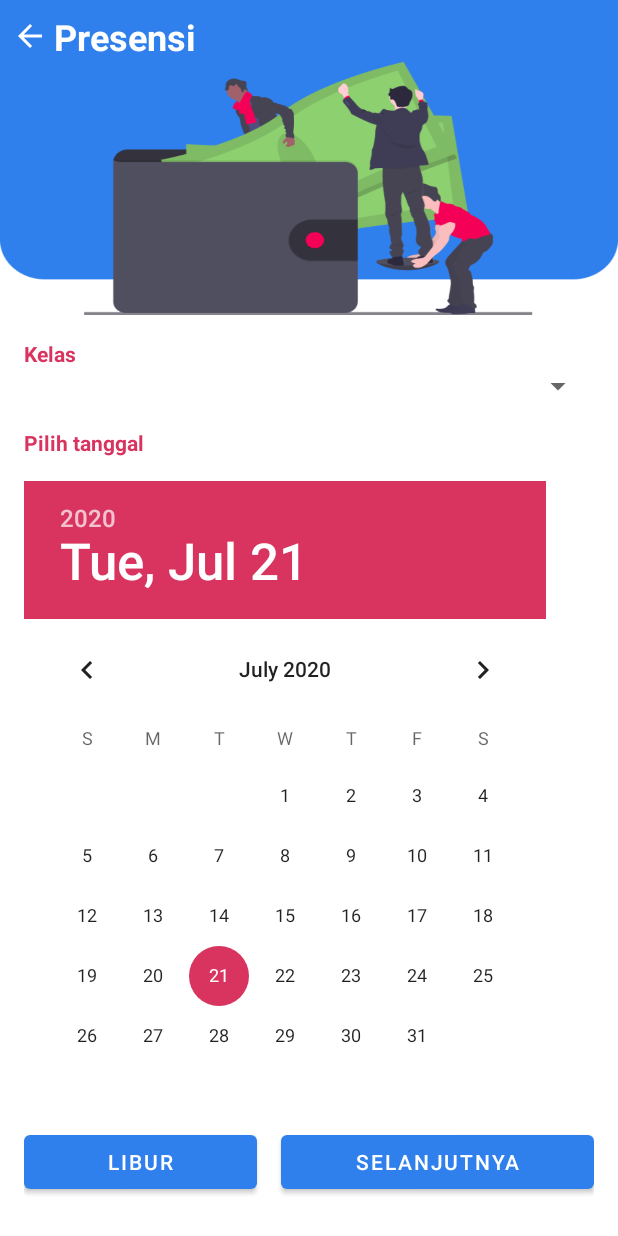
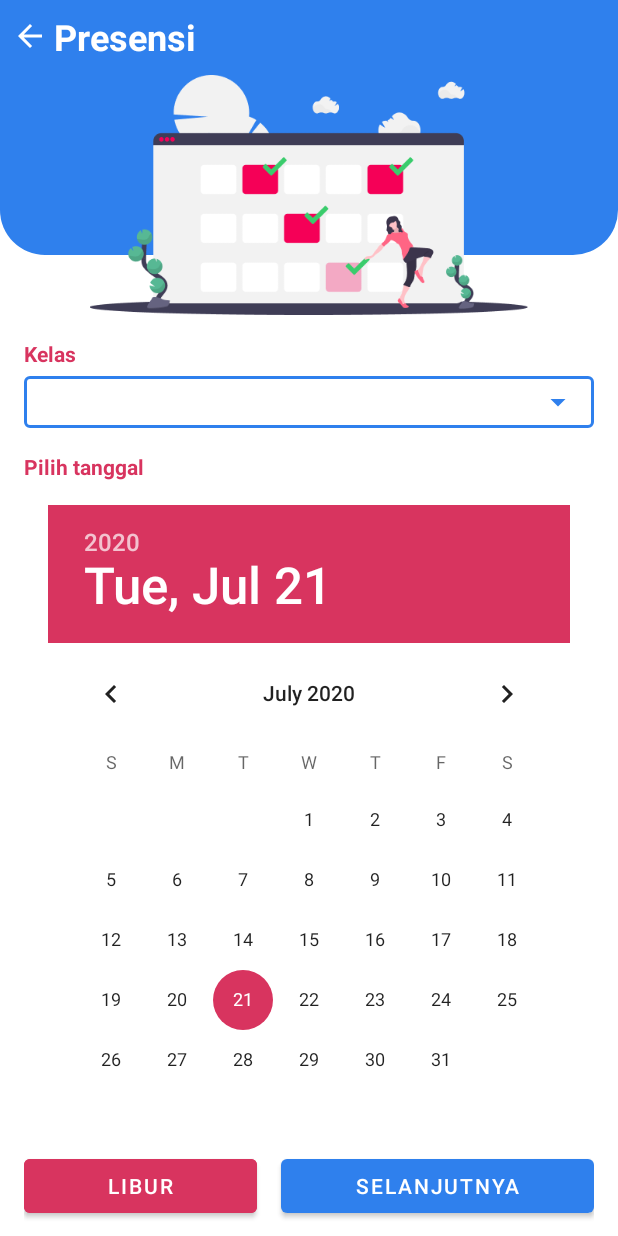
Before and after one commit to alifandartaa/KiddleApp, an Android app: the screen it shows after launch (PresensiActivity), on a phone screen of 412 x 824 dp. Run offline under Robolectric (Android 15) with nearby library versions, the phone set to English and light mode, and no system bars.

Commit message:
perbaikan layout presensi dan detail presensi

```diff
--- a/app/src/main/java/com/example/kiddleapp/Presensi/PresensiActivity.kt
+++ b/app/src/main/java/com/example/kiddleapp/Presensi/PresensiActivity.kt
@@ -2,7 +2,10 @@ package com.example.kiddleapp.Presensi
 
 import android.content.Intent
 import android.os.Bundle
+import android.widget.ArrayAdapter
+import android.widget.AutoCompleteTextView
 import androidx.appcompat.app.AppCompatActivity
+import com.example.kiddleapp.MainActivity
 import com.example.kiddleapp.R
 import kotlinx.android.synthetic.main.activity_presensi.*
 
@@ -16,6 +19,15 @@ class PresensiActivity : AppCompatActivity() {
             startActivity(intent)
         }
 
+        ic_back_presensi.setOnClickListener {
+            startActivity(Intent(this@PresensiActivity, MainActivity::class.java))
+        }
+        //adapter untuk dropdown presensi
+        val items = listOf("Bintang Kecil", "Bintang Besar", "Bulan Kecil", "Bulan Besar")
+        val adapter = ArrayAdapter(this, R.layout.dropdown_text, items)
+        (dropdown_kelas_presensi.editText as? AutoCompleteTextView)?.setAdapter(adapter)
+
+
         supportActionBar?.hide()
     }
 }
--- /dev/null
+++ b/app/src/main/res/drawable/top_blue_box.xml
@@ -0,0 +1,11 @@
+<?xml version="1.0" encoding="utf-8"?>
+<shape xmlns:android="http://schemas.android.com/apk/res/android"
+    android:shape="rectangle">
+
+    <corners
+        android:bottomLeftRadius="30dp"
+        android:bottomRightRadius="30dp" />
+
+    <solid android:color="@color/colorPrimary" />
+
+</shape>
--- a/app/src/main/res/layout/activity_presensi.xml
+++ b/app/src/main/res/layout/activity_presensi.xml
@@ -18,14 +18,25 @@
             app:layout_constraintStart_toStartOf="parent"
             app:layout_constraintTop_toTopOf="parent">
 
+            <View
+                android:id="@+id/view3"
+                android:layout_width="match_parent"
+                android:layout_height="match_parent"
+                android:layout_marginBottom="40dp"
+                android:background="@drawable/top_blue_box"
+                app:layout_constraintEnd_toEndOf="parent"
+                app:layout_constraintStart_toStartOf="parent" />
+
             <ImageView
                 android:id="@+id/iv_presensi"
                 android:layout_width="match_parent"
-                android:layout_height="match_parent"
-                android:scaleType="fitXY"
-                android:src="@drawable/background_spp" />
+                android:layout_height="wrap_content"
+                android:layout_marginTop="30dp"
+                android:paddingTop="20dp"
+                android:src="@drawable/ilustrasi_presensi" />
 
             <ImageView
+                android:id="@+id/ic_back_presensi"
                 android:layout_width="wrap_content"
                 android:layout_height="wrap_content"
                 android:layout_marginStart="8dp"
@@ -56,14 +67,25 @@
             app:layout_constraintStart_toStartOf="parent"
             app:layout_constraintTop_toBottomOf="@id/fl_banner_presensi" />
 
-        <Spinner
-            android:id="@+id/sp_kelas_presensi"
+        <com.google.android.material.textfield.TextInputLayout
+            android:id="@+id/dropdown_kelas_presensi"
+            style="@style/Widget.MaterialComponents.TextInputLayout.OutlinedBox.ExposedDropdownMenu"
             android:layout_width="match_parent"
-            android:layout_height="wrap_content"
+            android:layout_height="40dp"
             android:layout_marginHorizontal="16dp"
             app:layout_constraintEnd_toEndOf="parent"
             app:layout_constraintStart_toStartOf="parent"
-            app:layout_constraintTop_toBottomOf="@id/tv_kelas_presensi" />
+            app:layout_constraintTop_toBottomOf="@id/tv_kelas_presensi">
+
+            <AutoCompleteTextView
+                android:layout_width="match_parent"
+                android:layout_height="wrap_content"
+                android:inputType="none"
+                android:paddingTop="4dp"
+                android:paddingBottom="4dp"
+                android:textSize="14sp" />
+
+        </com.google.android.material.textfield.TextInputLayout>
 
         <com.google.android.material.textview.MaterialTextView
             android:id="@+id/tv_tanggal_presensi"
@@ -76,13 +98,12 @@
             android:textStyle="bold"
             app:layout_constraintEnd_toEndOf="parent"
             app:layout_constraintStart_toStartOf="parent"
-            app:layout_constraintTop_toBottomOf="@id/sp_kelas_presensi" />
+            app:layout_constraintTop_toBottomOf="@id/dropdown_kelas_presensi" />
 
         <DatePicker
             android:id="@+id/dp_tanggal_presensi"
-            android:layout_width="match_parent"
+            android:layout_width="wrap_content"
             android:layout_height="wrap_content"
-            android:layout_marginHorizontal="16dp"
             android:layout_marginTop="16dp"
             android:layout_marginBottom="16dp"
             app:layout_constraintEnd_toEndOf="parent"
@@ -102,6 +123,7 @@
 
             <com.google.android.material.button.MaterialButton
                 android:id="@+id/btn_libur_presensi"
+                android:backgroundTint="@color/colorAccent"
                 android:layout_width="wrap_content"
                 android:layout_height="wrap_content"
                 android:layout_weight="1"
```
Also changed, not shown: app/src/main/java/com/example/kiddleapp/Presensi/DetailPresensiActivity.kt (+6 -1 lines), app/src/main/res/layout/activity_detail_presensi.xml (+26 -25 lines), app/src/main/res/layout/dropdown_text.xml (added, +8 -0 lines), app/src/main/res/drawable-hdpi/ilustrasi_presensi.png (added), app/src/main/res/drawable-mdpi/ilustrasi_presensi.png (added), app/src/main/res/drawable-xhdpi/ilustrasi_presensi.png (added), app/src/main/res/drawable-xxhdpi/ilustrasi_presensi.png (added), app/src/main/res/drawable-xxxhdpi/ilustrasi_presensi.png (added).
